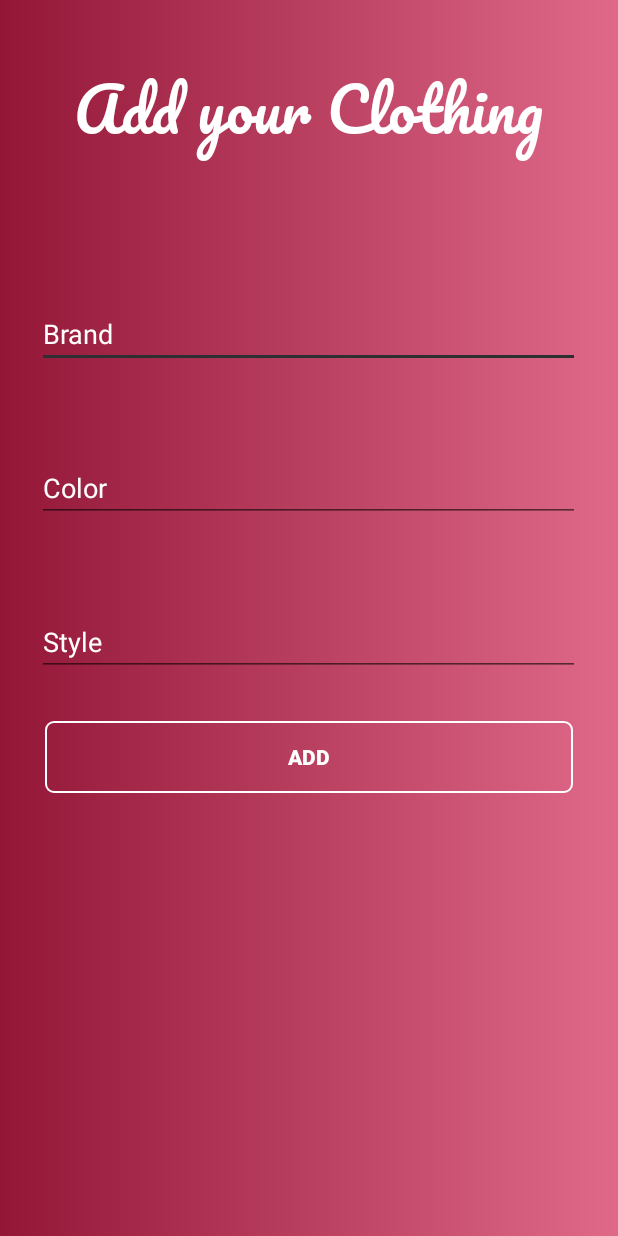
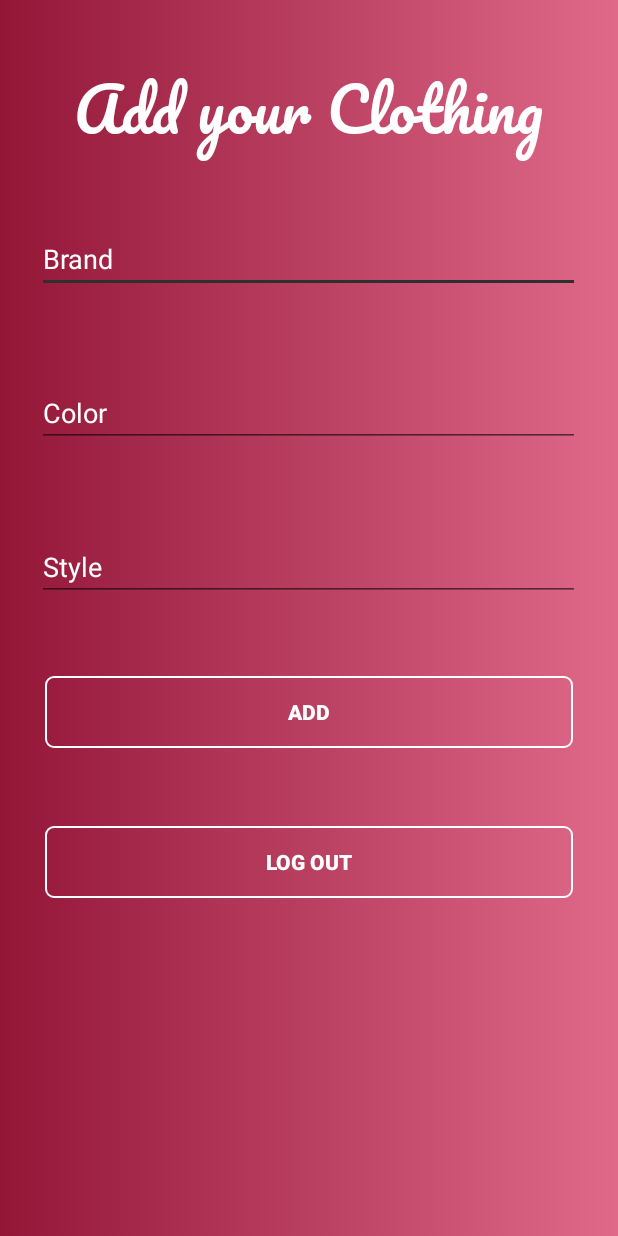
Before and after one commit to gehnaanand/Shop_App, an Android app: the Store_Details screen opened directly, with no data from a screen before it, on a phone screen of 412 x 824 dp. Run offline under Robolectric (Android 15) with nearby library versions, the phone set to English and light mode, and no system bars; our stand-ins replace Firebase (no records; nobody signed in at launch, a user with empty details on screens opened directly).

```diff
--- a/app/src/main/AndroidManifest.xml
+++ b/app/src/main/AndroidManifest.xml
@@ -30,7 +30,7 @@
         <activity android:name=".ForgotPassActivity" />
         <activity
             android:name=".HomeActivity"
-            android:label="@string/title_activity_home"
+            android:label="Home"
             android:theme="@style/AppTheme" />
         <activity android:name=".Store_Login" />
         <activity android:name=".Store_Details" />
--- a/app/src/main/java/com/example/gehna/shopapp/Store_Details.java
+++ b/app/src/main/java/com/example/gehna/shopapp/Store_Details.java
@@ -43,6 +43,7 @@ public class Store_Details extends AppCompatActivity {
 
         //final ArrayList<String> brands=new ArrayList<String>();
         Button submit =findViewById(R.id.submit);
+        Button logout = findViewById((R.id.logout));
 
 
         submit.setOnClickListener(new View.OnClickListener() {
@@ -77,6 +78,16 @@ public class Store_Details extends AppCompatActivity {
             }
         });
 
+        logout.setOnClickListener(new View.OnClickListener() {
+            @Override
+            public void onClick(View v) {
+                FirebaseAuth.getInstance().signOut();
+                Intent intent = new Intent(Store_Details.this, MainActivity.class);
+                startActivity(intent);
+                finish();
+            }
+        });
+
 
 
     }
--- a/app/src/main/res/layout/activity_store__details.xml
+++ b/app/src/main/res/layout/activity_store__details.xml
@@ -25,7 +25,7 @@
         android:layout_marginLeft="50dp"
         android:layout_height="wrap_content"
         android:layout_centerHorizontal="true"
-        android:layout_marginTop="200dp"
+        android:layout_marginTop="150dp"
         android:ems="10"
         android:textColorHint="#fff"
         android:inputType="textPersonName"
@@ -64,7 +64,20 @@
         android:layout_marginLeft="60dp"
         android:layout_height="wrap_content"
         android:text="add"
-        android:layout_marginTop="30dp"
+        android:layout_marginTop="50dp"
+        android:background="@drawable/round_button"
+        android:textColor="#fff"
+        android:textStyle="bold"
+        android:layout_below="@+id/style"
+        android:layout_centerHorizontal="true"/>
+
+    <Button
+        android:id="@+id/logout"
+        android:layout_width="match_parent"
+        android:layout_marginLeft="60dp"
+        android:layout_height="wrap_content"
+        android:text="Log Out"
+        android:layout_marginTop="150dp"
         android:background="@drawable/round_button"
         android:textColor="#fff"
         android:textStyle="bold"
@@ -73,4 +86,6 @@
 
 
 
+
+
 </RelativeLayout>
--- a/build.gradle
+++ b/build.gradle
@@ -7,7 +7,7 @@ buildscript {
         jcenter()
     }
     dependencies {
-        classpath 'com.android.tools.build:gradle:3.0.1'
+        classpath 'com.android.tools.build:gradle:3.1.3'
 
 
         // NOTE: Do not place your application dependencies here; they belong
```
Also changed, not shown: app/src/main/java/com/example/gehna/shopapp/Store_Register.java (+10 -5 lines), gradle/wrapper/gradle-wrapper.properties.
